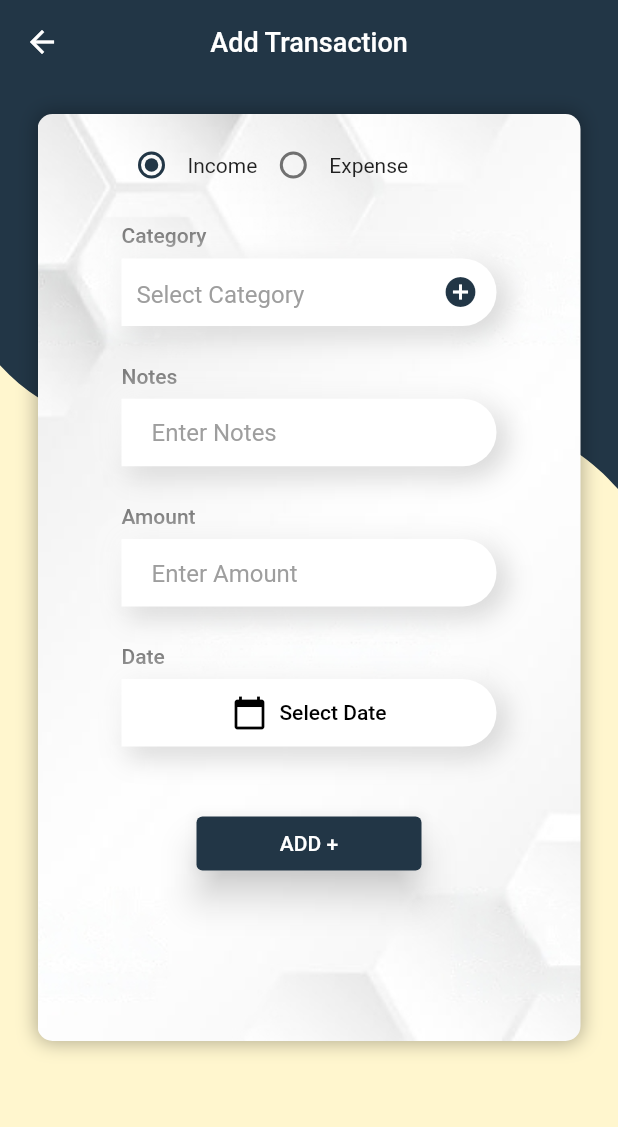
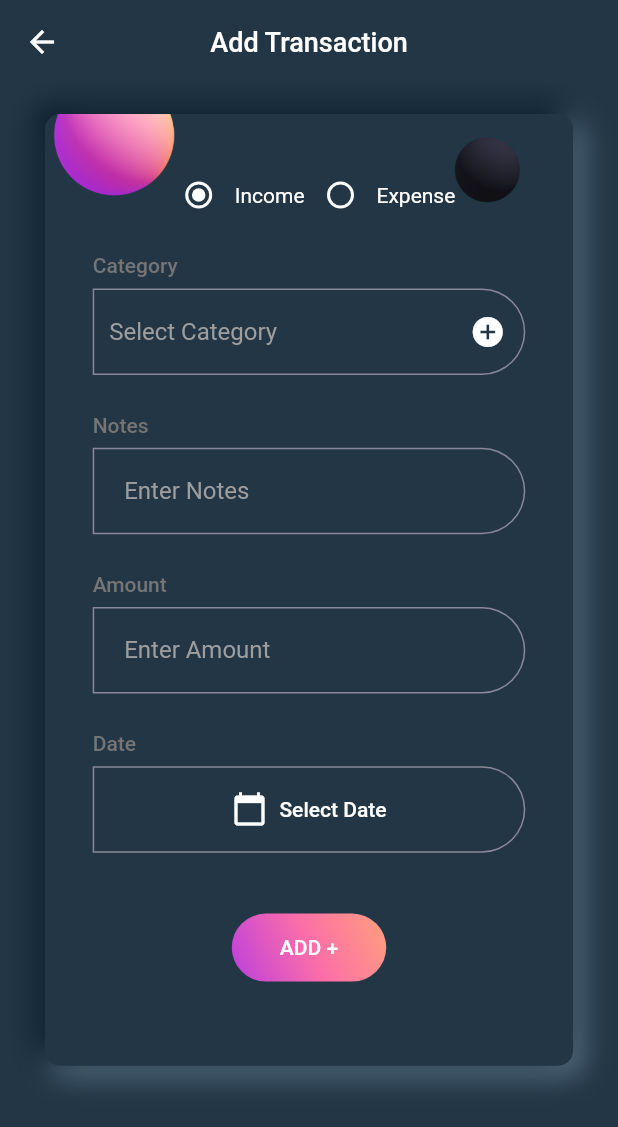
Before and after one commit to Dev-Sameel/MoneyMap, a Flutter app: the AddTransaction screen opened directly, on a phone screen of 412 x 824 dp. Shown: the top 1127 px of the screen. Run offline on Flutter 3.47's test engine with Material 2 defaults, Android fonts, the phone set to English and light mode, and no system bars; our stand-ins replace device_preview, flutter_slidable, hive_flutter, lottie, share_plus, shared_preferences and 2 more; missing offline and left inert: flutter_flip_card, onboarding_intro_screen; accounts and stored records are empty.

Commit message:
Last commit

```diff
--- a/lib/data_base/transaction/transaction_db.dart
+++ b/lib/data_base/transaction/transaction_db.dart
@@ -82,7 +82,7 @@ class TransactionDB implements TransactionDbFunction {
         await Hive.openBox<TransactionModel>(transactionDbName);
     transactionListNotifier.value.clear();
     transactionListNotifier.value.addAll(transactiondb.values
-        .where((element) => element.purpose.contains(text)));
+        .where((element) => element.category.name.contains(text)));
     // ignore: invalid_use_of_protected_member, invalid_use_of_visible_for_testing_member
     transactionListNotifier.notifyListeners();
   }
--- a/lib/screens/mainScreens/transaction/add_transaction_screen.dart
+++ b/lib/screens/mainScreens/transaction/add_transaction_screen.dart
@@ -39,6 +39,8 @@ class _AddTransactionState extends State<AddTransaction> {
   @override
   Widget build(BuildContext context) {
     double height = MediaQuery.of(context).size.height;
+    double width = MediaQuery.of(context).size.width;
+    double contheight= height*0.77;
     return Scaffold(
       appBar: AppBar(
         elevation: 0,
@@ -50,63 +52,46 @@ class _AddTransactionState extends State<AddTransaction> {
         ),
         centerTitle: true,
       ),
-      backgroundColor:cardColor,
-      body: Stack(
+      backgroundColor: bgColor,
+      body: ListView(
         children: [
-          ClipPath(
-            clipper: MyCustomClipper2(),
-            child: Container(
-              color: bgColor,
-              width: double.infinity,
-              height: 300,
-            ),
-          ),
           Container(
-              margin: const EdgeInsets.only(left: 25, right: 25, top: 20),
-              decoration: BoxDecoration(
+            height: contheight,
 
-                image: const DecorationImage(
-                    image: AssetImage('assets/images/addTranBg.png'),fit: BoxFit.cover),
-                borderRadius: BorderRadius.circular(10),
 
-                boxShadow: const [
-                  BoxShadow(
-                    color: Color.fromARGB(76, 0, 0, 0),
-                    blurRadius: 10.0,
-                    spreadRadius: 1.0,
-                  )
-                ],
-              ),
-              height: height * 0.75,
-              child: ListView(
+            margin: EdgeInsets.only(right: 30, left: 30,top: 20),
+            decoration:containerShadow(BorderRadius.circular(10)),
+            child: Stack(
               children: [
+                Image(image: AssetImage('assets/images/balls.png')),
                 Column(
                   children: [
                     Padding(
-                        padding: const EdgeInsets.only(left: 52, top: 10),
+                      padding: const EdgeInsets.only(top: 30),
                       child: Row(
-                          children: [
-                            Row(
+                        mainAxisAlignment: MainAxisAlignment.center,
                         children: [
                           Radio(
-                                  activeColor: bgColor,
+                            activeColor: white,
+                            fillColor: MaterialStatePropertyAll(white),
                             value: CategoryType.icome,
                             groupValue: _selectedCategoryType,
                             onChanged: (newvalue) {
                               setState(() {
-                                      _selectedCategoryType =
-                                          CategoryType.icome;
+                                _selectedCategoryType = CategoryType.icome;
                                 _categoryId = null;
                               });
                             },
                           ),
-                                const Text('Income'),
-                              ],
+                          const Text(
+                            'Income',
+                            style: TextStyle(color: white),
                           ),
                           Row(
                             children: [
                               Radio(
-                                  activeColor: bgColor,
+                                activeColor: white,
+                                fillColor: MaterialStatePropertyAll(white),
                                 value: CategoryType.expense,
                                 groupValue: _selectedCategoryType,
                                 onChanged: (newvalue) {
@@ -117,7 +102,10 @@ class _AddTransactionState extends State<AddTransaction> {
                                   });
                                 },
                               ),
-                                const Text('Expense'),
+                              const Text(
+                                'Expense',
+                                style: TextStyle(color: white),
+                              ),
                             ],
                           ),
                         ],
@@ -134,17 +122,17 @@ class _AddTransactionState extends State<AddTransaction> {
                         sizeBox7(height),
                         Container(
                             padding: const EdgeInsets.only(left: 10),
-                              width: 250,
-                              height: 45,
-                              decoration: addDataBox(),
+                            width: width*0.7,
+                            height: height*0.07,
+                            decoration: customBoxBorder(),
                             child: Center(
                               child: DropdownButtonFormField<String>(
+                                borderRadius: BorderRadius.circular(20),
                                 decoration: InputDecoration(
-                                      enabledBorder:
-                                          const UnderlineInputBorder(
+
+                                    enabledBorder: const UnderlineInputBorder(
                                         borderSide: BorderSide.none),
-                                      focusedBorder:
-                                          const UnderlineInputBorder(
+                                    focusedBorder: const UnderlineInputBorder(
                                         borderSide: BorderSide.none),
                                     suffixIcon: IconButton(
                                         onPressed: () {
@@ -152,12 +140,12 @@ class _AddTransactionState extends State<AddTransaction> {
                                         },
                                         icon: const Icon(
                                           Icons.add_circle,
-                                            color: bgColor,
+                                          color: white,
                                         ))),
-                                  dropdownColor: cardColor,
+                                dropdownColor: Colors.teal,
                                 value: _categoryId,
-                                  items: (_selectedCategoryType ==
-                                              CategoryType.icome
+                                items:
+                                    (_selectedCategoryType == CategoryType.icome
                                             ? CategoryDB.instance
                                                 .incomeCategoryListListener
                                             : CategoryDB.instance
@@ -166,7 +154,7 @@ class _AddTransactionState extends State<AddTransaction> {
                                         .map((e) {
                                   return DropdownMenuItem(
                                     value: e.id,
-                                      child: Text(e.name),
+                                    child: Text(e.name,style: TextStyle(color: white),),
                                     onTap: () {
                                       _selectedCategoryModel = e;
                                     },
@@ -187,43 +175,46 @@ class _AddTransactionState extends State<AddTransaction> {
                         const Text('Notes', style: textSTYL2),
                         sizeBox7(height),
                         Container(
-                              width: 250,
-                              height: 45,
-                              decoration: addDataBox(),
+                            width: width*0.7,
+                            height: height*0.07,
+                            decoration:customBoxBorder(),
+                            child: Center(
                               child: Padding(
-                                padding: const EdgeInsets.only(
-                                    left: 20, bottom: 3),
+                                padding:  EdgeInsets.only(left: 20),
                                 child: InputDecor(
                                     textInputType: TextInputType.name,
                                     controller: _notesController,
                                     hintText: 'Enter Notes'),
+                              ),
                             )),
                         sizeBox25(height),
                         const Text('Amount', style: textSTYL2),
                         sizeBox7(height),
                         Container(
-                              width: 250,
-                              height: 45,
-                              decoration: addDataBox(),
+                            width: width*0.7,
+                            height: height*0.07,
+                            decoration:customBoxBorder(),
+                            child: Center(
                               child: Padding(
-                                padding: const EdgeInsets.only(
-                                    left: 20, bottom: 3),
+                                 padding:  EdgeInsets.only(left: 20),
                                 child: InputDecor(
                                     controller: _amountController,
                                     textInputType: TextInputType.number,
                                     hintText: 'Enter Amount'),
+
+                              ),
                             )),
                         sizeBox25(height),
                         const Text('Date', style: textSTYL2),
                         sizeBox7(height),
                         Container(
-                              width: 250,
-                              height: 45,
-                              decoration: addDataBox(),
+                            width: width*0.7,
+                            height: height*0.07,
+                            decoration: customBoxBorder(),
                             child: TextButton.icon(
                               style: const ButtonStyle(
                                   foregroundColor: MaterialStatePropertyAll(
-                                        Color.fromARGB(255, 0, 0, 0)),
+                                      white),
                                   overlayColor: MaterialStatePropertyAll(
                                       Colors.transparent)),
                               onPressed: () async {
@@ -249,24 +240,31 @@ class _AddTransactionState extends State<AddTransaction> {
                       ],
                     ),
                     SizedBox(
-                        width: 150,
+                      width: width*0.25,
+                      height: height*0.055,
+                      child: Container(
+                        decoration: BoxDecoration(
+                          borderRadius: BorderRadius.circular(80),
+        gradient:buttonGradient
+                        ),
                         child: ElevatedButton(
                           style: const ButtonStyle(
                               shadowColor: MaterialStatePropertyAll(
-                                  Color.fromARGB(255, 226, 226, 226)),
+                                  Colors.transparent),
                               elevation: MaterialStatePropertyAll(10),
-                              backgroundColor:
-                                  MaterialStatePropertyAll(bgColor)),
+                              backgroundColor: MaterialStatePropertyAll(Colors.transparent),overlayColor: MaterialStatePropertyAll(Colors.transparent)),
                           onPressed: () {
                             addTransaction();
                           },
                           child: const Text('ADD +'),
                         ),
                       ),
+                    ),
                   ],
                 ),
               ],
-              )),
+            ),
+          ),
         ],
       ),
     );
--- a/lib/screens/subScreens/refactoring/container_shadow.dart
+++ b/lib/screens/subScreens/refactoring/container_shadow.dart
@@ -44,3 +44,11 @@ addDataBox() {
     color: Colors.white,
   );
 }
+
+customBoxBorder()
+{
+  return BoxDecoration(borderRadius: BorderRadius.only(
+                                    topRight: Radius.circular(50),
+                                    bottomRight: Radius.circular(50)),
+                                border: Border.all(color:Color.fromRGBO(137, 135, 153, 1), width: 1),);
+}
--- a/lib/screens/subScreens/refactoring/decoration.dart
+++ b/lib/screens/subScreens/refactoring/decoration.dart
@@ -1,4 +1,5 @@
 import 'package:flutter/material.dart';
+import 'package:money_management_app/screens/subScreens/refactoring/styles.dart';
 
 // ignore: must_be_immutable
 class InputDecor extends StatelessWidget {
@@ -15,6 +16,8 @@ class InputDecor extends StatelessWidget {
   @override
   Widget build(BuildContext context) {
     return TextFormField(
+      style: TextStyle(color: white),
+
       keyboardType: textInputType,
       controller: controller,
       textInputAction: TextInputAction.next,
--- a/lib/screens/subScreens/refactoring/styles.dart
+++ b/lib/screens/subScreens/refactoring/styles.dart
@@ -23,3 +23,17 @@ const detTtl=TextStyle(fontSize: 18, fontWeight: FontWeight.w500,color: Colors.b
 const detSub= TextStyle(fontSize: 16,color: Colors.black,fontFamily: 'Inder',);
 const textSTYL2=TextStyle(fontWeight: FontWeight.w500, color: Color.fromARGB(255, 117, 117, 117));
 const graphBlue = Color.fromARGB(255, 224, 241, 255);
+const snakbarGradient =LinearGradient(colors: [Color.fromRGBO(212, 247, 145, 1), Color.fromRGBO(9, 191, 215, 1)],
+          begin: Alignment.centerLeft,
+          end: Alignment.centerRight,
+        );
+
+const buttonGradient =   LinearGradient(
+          colors: [
+           Color.fromRGBO(187, 63, 221, 1),
+           Color.fromRGBO(251, 109, 169, 1),
+           Color.fromRGBO(255, 159, 124, 1),
+          ],
+          begin: Alignment.bottomLeft,
+          end: Alignment.topRight,
+        );
--- a/lib/screens/subScreens/settings/about.dart
+++ b/lib/screens/subScreens/settings/about.dart
@@ -117,7 +117,7 @@ class AboutScreen extends StatelessWidget {
                               GestureDetector(
                                 onTap: () {
                                   String url1 =
-                                      'https://instagram.com/sameel_x90?igshid=NGExMmI2YTkyZg==';
+                                      'https://instagram.com/dev.sameel?utm_source=qr&igshid=NGExMmI2YTkyZg%3D%3D';
                                   if (url1.isNotEmpty) {
                                     // ignore: deprecated_member_use
                                     launch(url1);
--- a/lib/screens/subScreens/settings/settings.dart
+++ b/lib/screens/subScreens/settings/settings.dart
@@ -97,7 +97,7 @@ class Setting extends StatelessWidget {
               leading: const Icon(Icons.share),
               title: const Text('Share'),
               onTap: () {
-                Share.share("com.example.money_management_app");
+                Share.share("https://play.google.com/store/apps/details?id=in.brototype.money_map");
               },
             ),
             const Divider(
--- a/pubspec.yaml
+++ b/pubspec.yaml
@@ -46,6 +46,7 @@ dependencies:
   flutter_flip_card: ^0.0.4
   url_launcher: ^6.1.12
   device_preview: ^1.1.0
+  fluttertoast: ^8.2.2
 
 
 dev_dependencies:
@@ -87,6 +88,7 @@ flutter:
     - assets/animations/mail.json
     - assets/animations/aaaa.json
     - assets/images/Logo.png
+    - assets/images/balls.png
 
   # An image asset can refer to one or more resolution-specific "variants", see
   # https://flutter.dev/assets-and-images/#resolution-aware
```
Also changed, not shown: lib/main.dart (+9 -3 lines), lib/screens/mainScreens/transaction/edit_transaction.dart (+59 -56 lines), lib/screens/subScreens/refactoring/others.dart (+3 -6 lines), assets/images/balls.png (added), pubspec.lock. Lines whose indentation alone changed are shown as unchanged.
